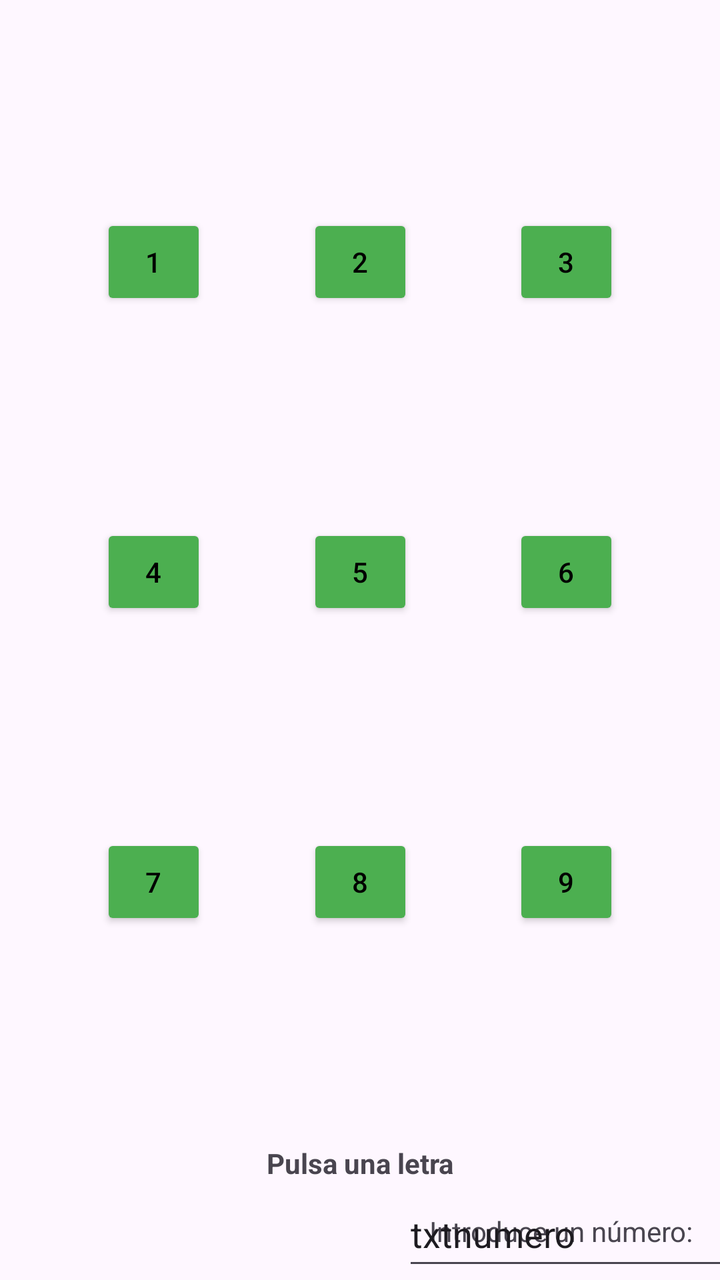
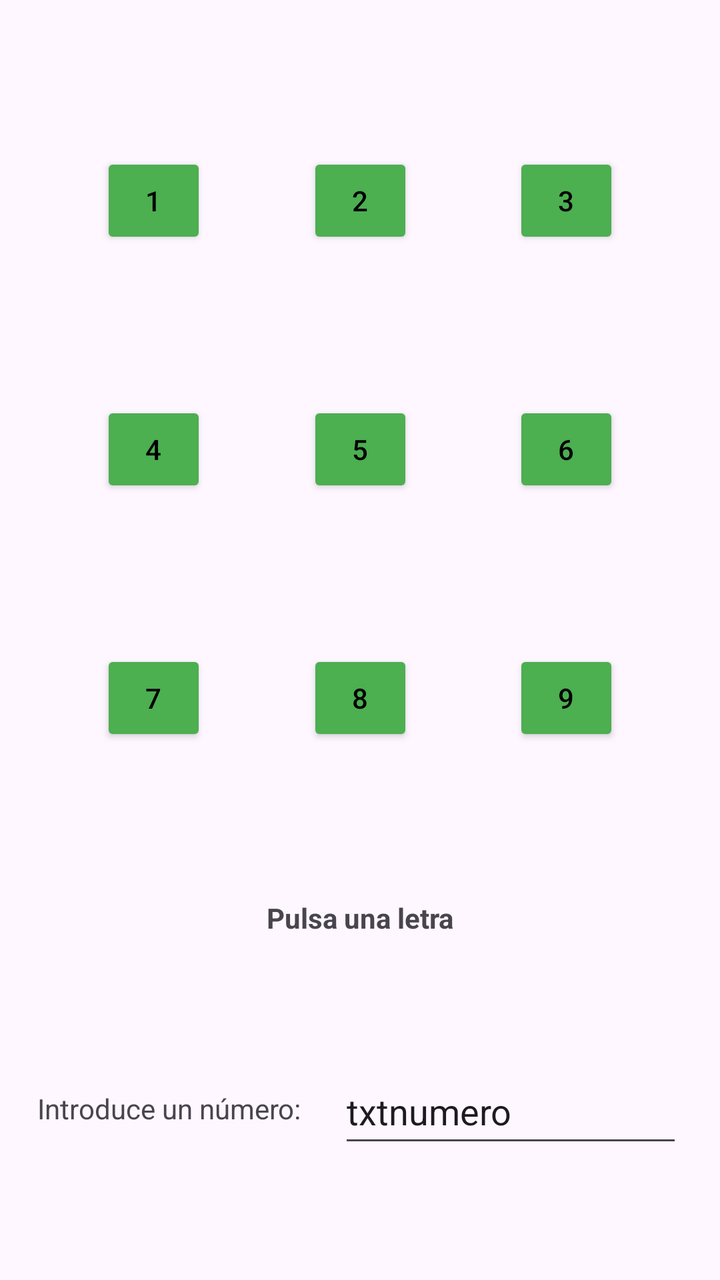

The first picture is an Android layout as it rendered before a commit; the second is the same layout after the commit. The layout source and the unified diff follow.
<!-- AndroidManifest.xml: application theme Theme.ElPastillero -->
<!-- res/layout/activity3.xml -->
<?xml version="1.0" encoding="utf-8"?>
<androidx.constraintlayout.widget.ConstraintLayout xmlns:android="http://schemas.android.com/apk/res/android"
    xmlns:app="http://schemas.android.com/apk/res-auto"
    xmlns:tools="http://schemas.android.com/tools"
    android:id="@+id/main"
    android:layout_width="match_parent"
    android:layout_height="match_parent"
    tools:context=".Activity_3">

    <Button
        android:id="@+id/btn1"
        android:layout_width="53dp"
        android:layout_height="48dp"
        android:backgroundTint="#4CAF50"
        android:gravity="center"
        android:padding="10dp"
        android:text="@string/_1"
        android:textColor="@color/black"
        android:textSize="14sp"
        app:layout_constraintBottom_toTopOf="@id/btn4"
        app:layout_constraintLeft_toLeftOf="parent"
        app:layout_constraintRight_toLeftOf="@id/btn2"
        app:layout_constraintTop_toTopOf="parent"/>

    <Button
        android:id="@+id/btn2"
        android:layout_width="53dp"
        android:layout_height="48dp"
        android:backgroundTint="#4CAF50"
        android:gravity="center"
        android:padding="10dp"
        android:text="@string/_2"
        android:textColor="@color/black"
        android:textSize="14sp"
        app:layout_constraintBottom_toTopOf="@id/btn5"
        app:layout_constraintLeft_toRightOf="@id/btn1"
        app:layout_constraintRight_toLeftOf="@id/btn3"
        app:layout_constraintTop_toTopOf="parent"/>


    <Button
        android:id="@+id/btn3"
        android:layout_width="53dp"
        android:layout_height="48dp"
        android:backgroundTint="#4CAF50"
        android:gravity="center"
        android:padding="10dp"
        android:text="@string/_3"
        android:textColor="@color/black"
        android:textSize="14sp"
        app:layout_constraintBottom_toTopOf="@id/btn6"
        app:layout_constraintLeft_toRightOf="@id/btn2"
        app:layout_constraintRight_toRightOf="parent"
        app:layout_constraintTop_toTopOf="parent"/>


    <Button
        android:id="@+id/btn4"
        android:layout_width="53dp"
        android:layout_height="48dp"
        android:backgroundTint="#4CAF50"
        android:gravity="center"
        android:padding="10dp"
        android:text="@string/_4"
        android:textColor="@color/black"
        android:textSize="14sp"
        app:layout_constraintBottom_toTopOf="@id/btn7"
        app:layout_constraintLeft_toLeftOf="parent"
        app:layout_constraintRight_toLeftOf="@id/btn5"
        app:layout_constraintTop_toBottomOf="@id/btn1"/>

    <Button
        android:id="@+id/btn5"
        android:layout_width="53dp"
        android:layout_height="48dp"
        android:backgroundTint="#4CAF50"
        android:gravity="center"
        android:padding="10dp"
        android:text="@string/_5"
        android:textColor="@color/black"
        android:textSize="14sp"
        app:layout_constraintBottom_toTopOf="@id/btn8"
        app:layout_constraintLeft_toRightOf="@id/btn4"
        app:layout_constraintRight_toLeftOf="@id/btn6"
        app:layout_constraintTop_toBottomOf="@id/btn2"/>


    <Button
        android:id="@+id/btn6"
        android:layout_width="53dp"
        android:layout_height="48dp"
        android:backgroundTint="#4CAF50"
        android:gravity="center"
        android:padding="10dp"
        android:text="6"
        android:textColor="@color/black"
        android:textSize="14sp"
        app:layout_constraintBottom_toTopOf="@id/btn9"
        app:layout_constraintLeft_toRightOf="@id/btn5"
        app:layout_constraintRight_toRightOf="parent"
        app:layout_constraintTop_toBottomOf="@id/btn3"/>


    <Button
        android:id="@+id/btn7"
        android:layout_width="53dp"
        android:layout_height="48dp"
        android:backgroundTint="#4CAF50"
        android:gravity="center"
        android:padding="10dp"
        android:text="@string/_7"
        android:textColor="@color/black"
        android:textSize="14sp"
        app:layout_constraintBottom_toTopOf="@id/teclaPulsada"
        app:layout_constraintLeft_toLeftOf="parent"
        app:layout_constraintRight_toLeftOf="@id/btn8"
        app:layout_constraintTop_toBottomOf="@id/btn4"/>

    <Button
        android:id="@+id/btn8"
        android:layout_width="53dp"
        android:layout_height="48dp"
        android:backgroundTint="#4CAF50"
        android:gravity="center"
        android:padding="10dp"
        android:text="@string/_8"
        android:textColor="@color/black"
        android:textSize="14sp"
        app:layout_constraintBottom_toTopOf="@id/teclaPulsada"
        app:layout_constraintLeft_toRightOf="@id/btn7"
        app:layout_constraintRight_toLeftOf="@id/btn9"
        app:layout_constraintTop_toBottomOf="@id/btn5"/>


    <Button
        android:id="@+id/btn9"
        android:layout_width="53dp"
        android:layout_height="48dp"
        android:backgroundTint="#4CAF50"
        android:gravity="center"
        android:padding="10dp"
        android:text="@string/_9"
        android:textColor="@color/black"
        android:textSize="14sp"
        app:layout_constraintBottom_toTopOf="@id/teclaPulsada"
        app:layout_constraintLeft_toRightOf="@id/btn8"
        app:layout_constraintRight_toRightOf="parent"
        app:layout_constraintTop_toBottomOf="@id/btn6"
        />

    <TextView
        android:id="@+id/teclaPulsada"
        android:layout_width="wrap_content"
        android:layout_height="wrap_content"
        android:text="Pulsa una letra"
        android:textSize="14sp"
        android:textStyle="bold"
        app:layout_constraintBottom_toTopOf="@id/txtnumero"
        app:layout_constraintLeft_toLeftOf="parent"
        app:layout_constraintRight_toRightOf="parent"
        app:layout_constraintTop_toBottomOf="@id/btn8" />

    <TextView
        android:id="@+id/labelnumero"
        android:layout_width="wrap_content"
        android:layout_height="wrap_content"
        android:text="Introduce un número:"
        tools:layout_editor_absoluteX="43dp"
        tools:layout_editor_absoluteY="673dp"
        app:layout_constraintTop_toBottomOf="parent"
        app:layout_constraintBottom_toBottomOf="@id/teclaPulsada"
        app:layout_constraintLeft_toRightOf="parent"
        app:layout_constraintRight_toLeftOf="@+id/txtnumero"
        />

    <EditText
        android:id="@+id/txtnumero"
        android:layout_width="172dp"
        android:layout_height="49dp"
        android:ems="10"
        android:inputType="text"
        android:text="txtnumero"
        tools:layout_editor_absoluteX="195dp"
        tools:layout_editor_absoluteY="659dp"
        app:layout_constraintTop_toBottomOf="parent"
        app:layout_constraintBottom_toBottomOf="@id/teclaPulsada"
        app:layout_constraintLeft_toRightOf="parent"
        app:layout_constraintRight_toLeftOf="@id/labelnumero"

        />


</androidx.constraintlayout.widget.ConstraintLayout>
<!-- resources referenced by this layout -->
<resources>
  <color name="black">#FF000000</color>
  <string name="_1">1</string>
  <string name="_2">2</string>
  <string name="_3">3</string>
  <string name="_4">4</string>
  <string name="_5">5</string>
  <string name="_7">7</string>
  <string name="_8">8</string>
  <string name="_9">9</string>
  <style name="Theme.ElPastillero" parent="Base.Theme.ElPastillero" />
  <style name="Base.Theme.ElPastillero" parent="Theme.Material3.DayNight.NoActionBar">
          
          
      </style>
</resources>

<!-- the commit's change to res/layout/activity3.xml (unified diff, before → after) -->
@@ -155,7 +155,7 @@
         android:text="Pulsa una letra"
         android:textSize="14sp"
         android:textStyle="bold"
-        app:layout_constraintBottom_toTopOf="@id/txtnumero"
+        app:layout_constraintBottom_toTopOf="@id/labelnumero"
         app:layout_constraintLeft_toLeftOf="parent"
         app:layout_constraintRight_toRightOf="parent"
         app:layout_constraintTop_toBottomOf="@id/btn8" />
@@ -167,10 +167,10 @@
         android:text="Introduce un número:"
         tools:layout_editor_absoluteX="43dp"
         tools:layout_editor_absoluteY="673dp"
-        app:layout_constraintTop_toBottomOf="parent"
-        app:layout_constraintBottom_toBottomOf="@id/teclaPulsada"
-        app:layout_constraintLeft_toRightOf="parent"
-        app:layout_constraintRight_toLeftOf="@+id/txtnumero"
+        app:layout_constraintTop_toBottomOf="@id/teclaPulsada"
+        app:layout_constraintBottom_toBottomOf="parent"
+        app:layout_constraintLeft_toLeftOf="parent"
+        app:layout_constraintRight_toLeftOf="@id/txtnumero"
         />
 
     <EditText
@@ -182,10 +182,10 @@
         android:text="txtnumero"
         tools:layout_editor_absoluteX="195dp"
         tools:layout_editor_absoluteY="659dp"
-        app:layout_constraintTop_toBottomOf="parent"
-        app:layout_constraintBottom_toBottomOf="@id/teclaPulsada"
-        app:layout_constraintLeft_toRightOf="parent"
-        app:layout_constraintRight_toLeftOf="@id/labelnumero"
+        app:layout_constraintTop_toBottomOf="@id/teclaPulsada"
+        app:layout_constraintBottom_toBottomOf="parent"
+        app:layout_constraintLeft_toRightOf="@id/labelnumero"
+        app:layout_constraintRight_toRightOf="parent"
 
         />
 
